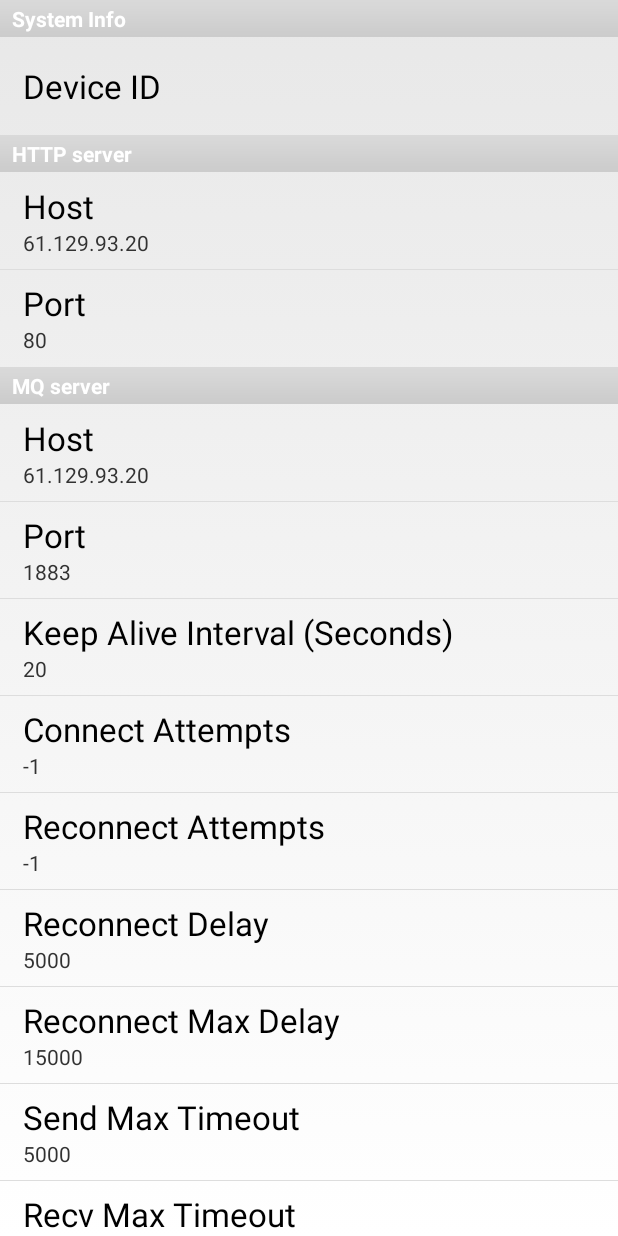
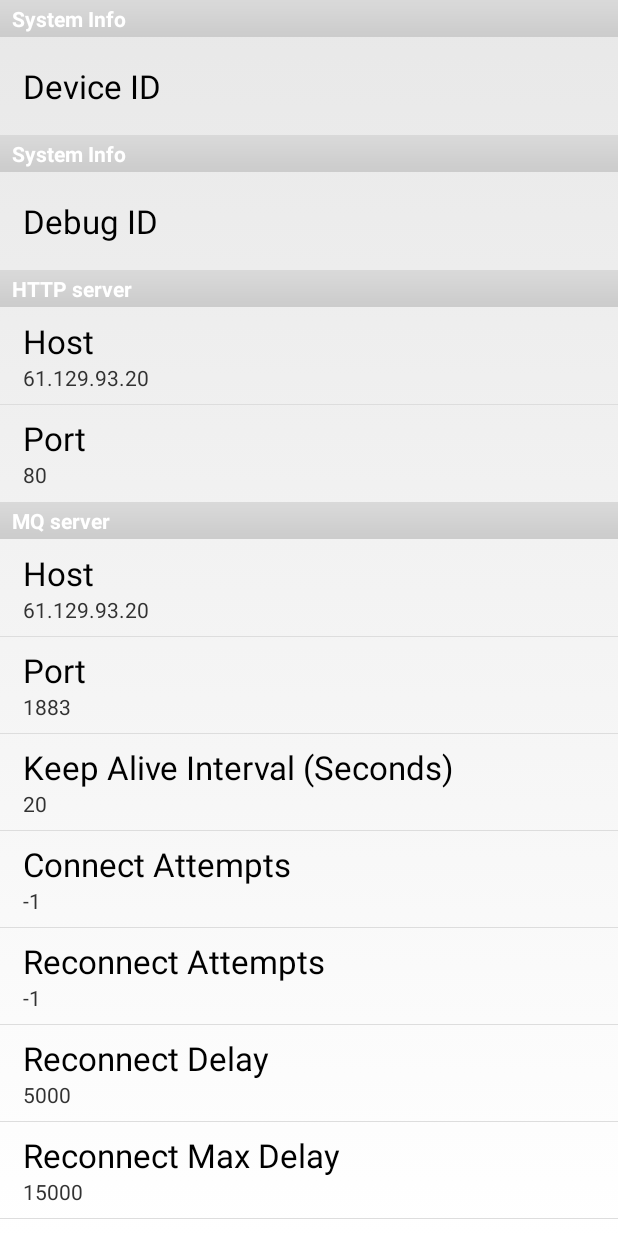
Before and after one commit to Edwardzhangyuhang/Escort, an Android app: the screen it shows after launch (SettingsActivity), on a phone screen of 412 x 824 dp. Run offline under Robolectric (Android 15) with nearby library versions, the phone set to English and light mode, and no system bars.

Commit message:
improve UDID debugging

```diff
--- a/app/src/main/java/com/foxconn/cnsbg/escort/common/SysPref.java
+++ b/app/src/main/java/com/foxconn/cnsbg/escort/common/SysPref.java
@@ -14,7 +14,7 @@ public class SysPref {
     public static final String APP_CRASH_LOG_FILE = "escort_crash_log.txt";
 
     //Debug
-    public static String APP_UDID = "";
+    public static String APP_DEBUG_UDID = "";
 
     ////////////////////////////////////////////////////////////////////////////////////////////////
     //HTTP Server
@@ -72,8 +72,9 @@ public class SysPref {
         SharedPreferences pref = PreferenceManager.getDefaultSharedPreferences(context);
         String value;
 
-        value = pref.getString(context.getString(R.string.key_device_id), "");
-        APP_UDID = value;
+        value = String.valueOf(APP_DEBUG_UDID);
+        value = pref.getString(context.getString(R.string.key_debug_id), value);
+        APP_DEBUG_UDID = value;
 
         value = String.valueOf(HTTP_SERVER_HOST);
         value = pref.getString(context.getString(R.string.key_http_host), value);
--- a/app/src/main/java/com/foxconn/cnsbg/escort/mainctrl/SettingsActivity.java
+++ b/app/src/main/java/com/foxconn/cnsbg/escort/mainctrl/SettingsActivity.java
@@ -33,6 +33,7 @@ public class SettingsActivity extends PreferenceActivity
 
         String id = ((TelephonyManager) getSystemService(Context.TELEPHONY_SERVICE)).getDeviceId();
         setPreference(R.string.key_device_id, id);
+        setPreference(R.string.key_debug_id, String.valueOf(SysPref.APP_DEBUG_UDID));
 
         setPreference(R.string.key_http_host, String.valueOf(SysPref.HTTP_SERVER_HOST));
         setPreference(R.string.key_http_port, String.valueOf(SysPref.HTTP_SERVER_PORT));
--- a/app/src/main/java/com/foxconn/cnsbg/escort/subsys/communication/ComTxTask.java
+++ b/app/src/main/java/com/foxconn/cnsbg/escort/subsys/communication/ComTxTask.java
@@ -3,8 +3,8 @@ package com.foxconn.cnsbg.escort.subsys.communication;
 import android.content.Context;
 import android.util.Log;
 
+import com.foxconn.cnsbg.escort.mainctrl.CtrlCenter;
 import com.google.gson.Gson;
-import com.google.gson.GsonBuilder;
 
 public abstract class ComTxTask<T> extends Thread {
     private static final String TAG = ComTxTask.class.getSimpleName();
@@ -12,7 +12,7 @@ public abstract class ComTxTask<T> extends Thread {
     protected volatile int runInterval = 1000; //Default wait time of 1 sec
     protected volatile boolean requestShutdown = false;
 
-    protected Gson gson = new GsonBuilder().setDateFormat("yyyy-MM-dd HH:mm:ss").create();
+    protected Gson gson = CtrlCenter.getGson();
     protected Context mContext;
     protected ComMQ mComMQ;
 
--- a/app/src/main/res/values/pref_keys.xml
+++ b/app/src/main/res/values/pref_keys.xml
@@ -2,6 +2,7 @@
 <resources>
 
     <string name="key_device_id">device_id</string>
+    <string name="key_debug_id">debug_id</string>
 
     <string name="key_http_host">http_host</string>
     <string name="key_http_port">http_port</string>
--- a/app/src/main/res/values/strings.xml
+++ b/app/src/main/res/values/strings.xml
@@ -5,6 +5,7 @@
 
     <string name="sys_info_title">System Info</string>
     <string name="device_id">Device ID</string>
+    <string name="debug_id">Debug ID</string>
 
     <string name="http_server_title">HTTP server</string>
     <string name="host">Host</string>
--- a/app/src/main/res/xml/pref_sys.xml
+++ b/app/src/main/res/xml/pref_sys.xml
@@ -12,4 +12,17 @@
             android:singleLine="true"
             android:maxLines="1" />
     </PreferenceCategory>
+
+    <PreferenceCategory android:title="@string/sys_info_title">
+        <EditTextPreference
+            android:key="@string/key_debug_id"
+            android:title="@string/debug_id"
+            android:enabled="true"
+            android:selectable="true"
+            android:selectAllOnFocus="true"
+            android:inputType="text"
+            android:capitalize="characters"
+            android:singleLine="true"
+            android:maxLines="1" />
+    </PreferenceCategory>
 </PreferenceScreen>
```
Also changed, not shown: app/src/main/java/com/foxconn/cnsbg/escort/mainctrl/CtrlCenter.java (+15 -3 lines).
